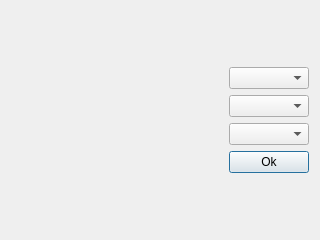
Old version of the form settings_window.ui in the repository Sv1ftRUS/QT_CAN_Systec.
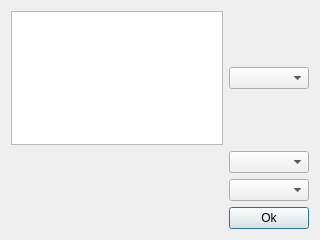
New version of the form.

Diff of the .ui file:
```diff
--- a/settings_window.ui
+++ b/settings_window.ui
@@ -48,6 +48,9 @@
        </property>
       </spacer>
      </item>
+     <item row="0" column="0">
+      <widget class="QPlainTextEdit" name="plainTextEdit_DeviceInfo"/>
+     </item>
     </layout>
    </item>
   </layout>
```
Left out of the diff: 8 changed lines with no effect on the pictures.
